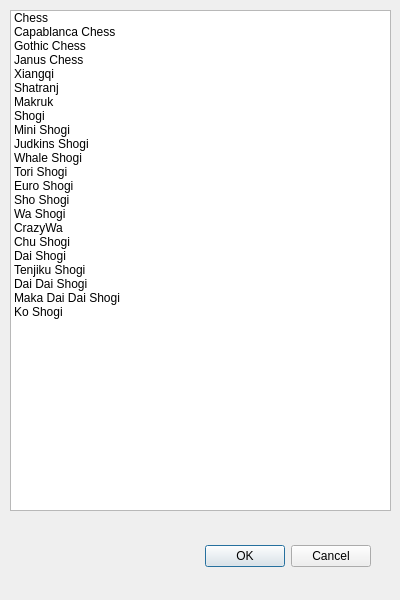
The window that variantdialog.ui (fire-lizard/QBoard) describes before a commit, drawn with Qt 5.
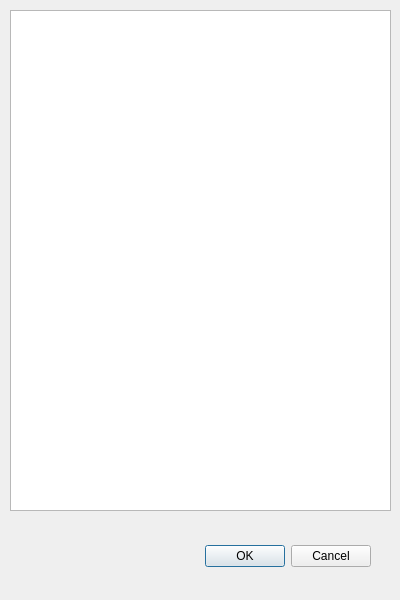
The same window after the commit.

Commit message: Grand Chess variant added

What changed in the file:
```diff
--- a/variantdialog.ui
+++ b/variantdialog.ui
@@ -38,116 +38,6 @@
      <height>501</height>
     </rect>
    </property>
-   <item>
-    <property name="text">
-     <string>Chess</string>
-    </property>
-   </item>
-   <item>
-    <property name="text">
-     <string>Capablanca Chess</string>
-    </property>
-   </item>
-   <item>
-    <property name="text">
-     <string>Gothic Chess</string>
-    </property>
-   </item>
-   <item>
-    <property name="text">
-     <string>Janus Chess</string>
-    </property>
-   </item>
-   <item>
-    <property name="text">
-     <string>Xiangqi</string>
-    </property>
-   </item>
-   <item>
-    <property name="text">
-     <string>Shatranj</string>
-    </property>
-   </item>
-   <item>
-    <property name="text">
-     <string>Makruk</string>
-    </property>
-   </item>
-   <item>
-    <property name="text">
-     <string>Shogi</string>
-    </property>
-   </item>
-   <item>
-    <property name="text">
-     <string>Mini Shogi</string>
-    </property>
-   </item>
-   <item>
-    <property name="text">
-     <string>Judkins Shogi</string>
-    </property>
-   </item>
-   <item>
-    <property name="text">
-     <string>Whale Shogi</string>
-    </property>
-   </item>
-   <item>
-    <property name="text">
-     <string>Tori Shogi</string>
-    </property>
-   </item>
-   <item>
-    <property name="text">
-     <string>Euro Shogi</string>
-    </property>
-   </item>
-   <item>
-    <property name="text">
-     <string>Sho Shogi</string>
-    </property>
-   </item>
-   <item>
-    <property name="text">
-     <string>Wa Shogi</string>
-    </property>
-   </item>
-   <item>
-    <property name="text">
-     <string>CrazyWa</string>
-    </property>
-   </item>
-   <item>
-    <property name="text">
-     <string>Chu Shogi</string>
-    </property>
-   </item>
-   <item>
-    <property name="text">
-     <string>Dai Shogi</string>
-    </property>
-   </item>
-   <item>
-    <property name="text">
-     <string>Tenjiku Shogi</string>
-    </property>
-   </item>
-   <item>
-    <property name="text">
-     <string>Dai Dai Shogi</string>
-    </property>
-   </item>
-   <item>
-    <property name="text">
-     <string>Maka Dai Dai Shogi</string>
-    </property>
-   </item>
-   <item>
-    <property name="text">
-     <string>Ko Shogi</string>
-    </property>
-   </item>
   </widget>
  </widget>
  <resources/>
```
The commit also changes 20 other files.
